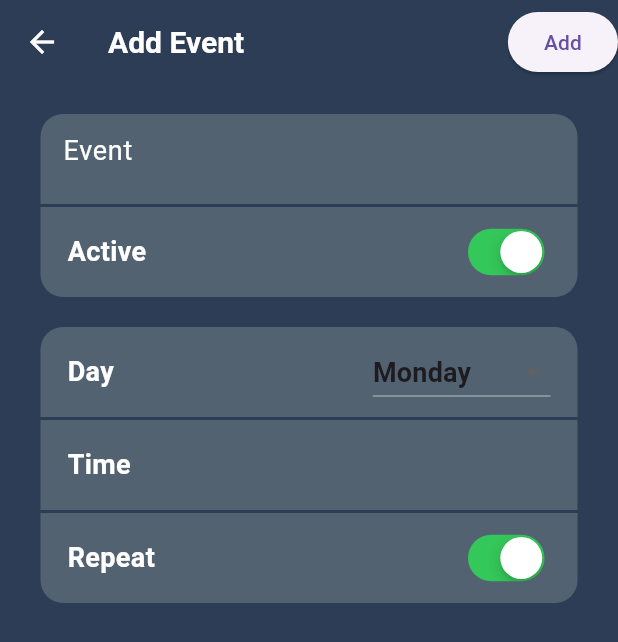
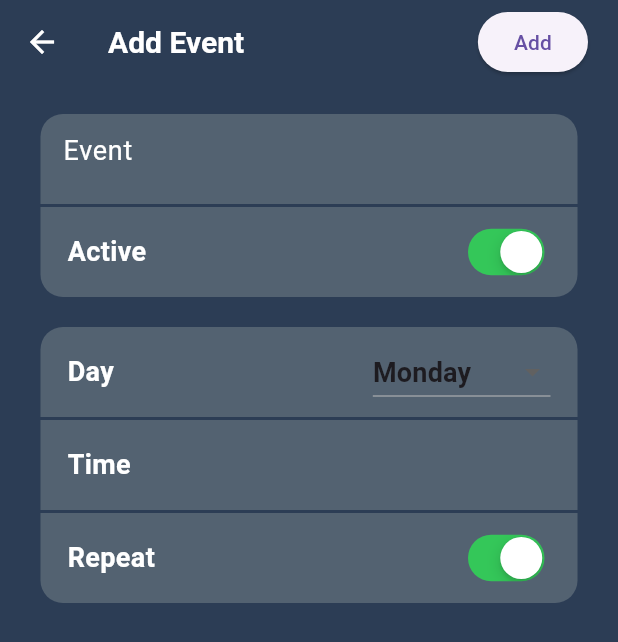
Before and after one commit to KaymacIX/Dart-SchoolPlanner-App, a Flutter app: the NavDrawer widget shown alone on an empty page, opened directly, after a tap on "Overview", after a tap on the "add" icon, on a phone screen of 412 x 824 dp. Shown: the top 642 px of the screen. Run offline on Flutter 3.47's test engine with Material 3 defaults, Android fonts, the phone set to English and light mode, and no system bars; our stand-ins replace sqflite; accounts and stored records are empty.

Commit message:
minor fixes

```diff
--- a/lib/components/nav_drawer.dart
+++ b/lib/components/nav_drawer.dart
@@ -17,11 +17,11 @@ class NavDrawer extends StatelessWidget {
         child: ListView(
           children: [
 
-            SizedBox(
+            const SizedBox(
               height: 20,
             ),
 
-            Text(
+            const Text(
               "School Planner",
               style: TextStyle(
                 color: Colors.white,
@@ -30,12 +30,12 @@ class NavDrawer extends StatelessWidget {
               ),
             ),
 
-            Divider(),
+            const Divider(),
 
-            SizedBox(height: 20,),
+            const SizedBox(height: 20,),
             //OVERVIEW TILE
             ListTile(
-              title: Text("Overview",
+              title: const Text("Overview",
               style: TextStyle(
                 color: Colors.white,
               )
@@ -49,42 +49,42 @@ class NavDrawer extends StatelessWidget {
 
             //TIMETABLE TILE
             ListTile(
-              title: Text("Timetable",
+              title: const Text("Timetable",
               style: TextStyle(
                 color: Colors.white,
               ),
               ),
               onTap: () => Navigator.pushReplacement(context, MaterialPageRoute(
                 builder: (context) {
-                  return Timetable();
+                  return const Timetable();
                 },
               )),
             ),
 
             //CALENDAR TILE
             ListTile(
-              title: Text("Calendar",
+              title: const Text("Calendar",
                 style: TextStyle(
                   color: Colors.white,
                 ),
               ),
               onTap: () => Navigator.pushReplacement(context, MaterialPageRoute(
                 builder: (context) {
-                  return Calendar();
+                  return const Calendar();
                 },
               )),
             ),
 
             //AGENDA TILE
             ListTile(
-              title: Text("Agenda",
+              title: const Text("Agenda",
                 style: TextStyle(
                   color: Colors.white,
                 ),
               ),
               onTap: () => Navigator.pushReplacement(context, MaterialPageRoute(
                 builder: (context) {
-                  return Agenda();
+                  return const Agenda();
                 },
               )),
             )
--- a/lib/screens/add_event.dart
+++ b/lib/screens/add_event.dart
@@ -33,9 +33,12 @@ class _AddEventState extends State<AddEvent> {
             ),
           ),
           actions: [
-            ElevatedButton(
-                onPressed: () {},
-                child: const Text("Add")
+            Container(
+              margin: EdgeInsets.symmetric(horizontal: 20),
+              child: ElevatedButton(
+                  onPressed: () {},
+                  child: const Text("Add",)
+              ),
             )
           ],
           backgroundColor: const Color(0xff2c3d55),
```
